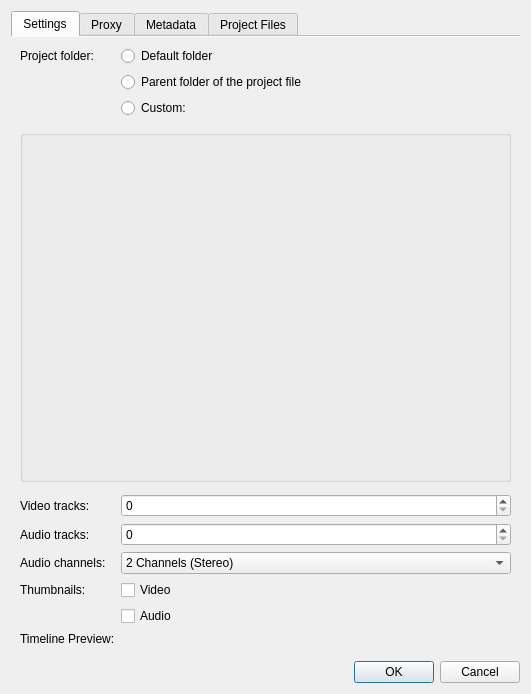
This is src/ui/projectsettings_ui.ui in KDE/kdenlive as Qt 5 draws it before an edit. The edited form follows.
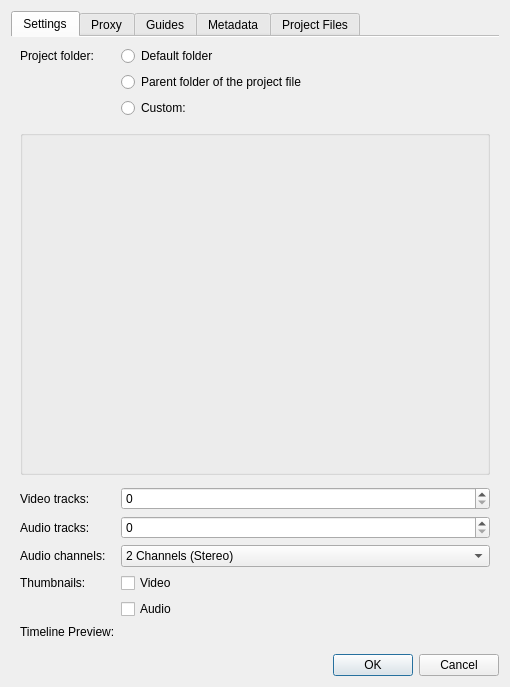
This is the edited form. Custom widgets are drawn as their Qt base class.

Commit message: Guides update: allow managing categories, add new guides list widget, allow filtering categories. Document opening still needs fix for loading project guides and a few other todos

```diff
--- a/src/ui/projectsettings_ui.ui
+++ b/src/ui/projectsettings_ui.ui
@@ -6,6 +6,14 @@
  </author>
  <class>ProjectSettings_UI</class>
  <widget class="QDialog" name="ProjectSettings_UI">
+  <property name="geometry">
+   <rect>
+    <x>0</x>
+    <y>0</y>
+    <width>510</width>
+    <height>687</height>
+   </rect>
+  </property>
   <property name="windowTitle">
    <string>Project Settings</string>
   </property>
@@ -516,6 +524,11 @@
        </item>
       </layout>
      </widget>
+     <widget class="QWidget" name="tab_5">
+      <attribute name="title">
+       <string>Guides</string>
+      </attribute>
+     </widget>
      <widget class="QWidget" name="tab_3">
       <attribute name="title">
        <string>Metadata</string>
```
The commit also changes 34 other files.
